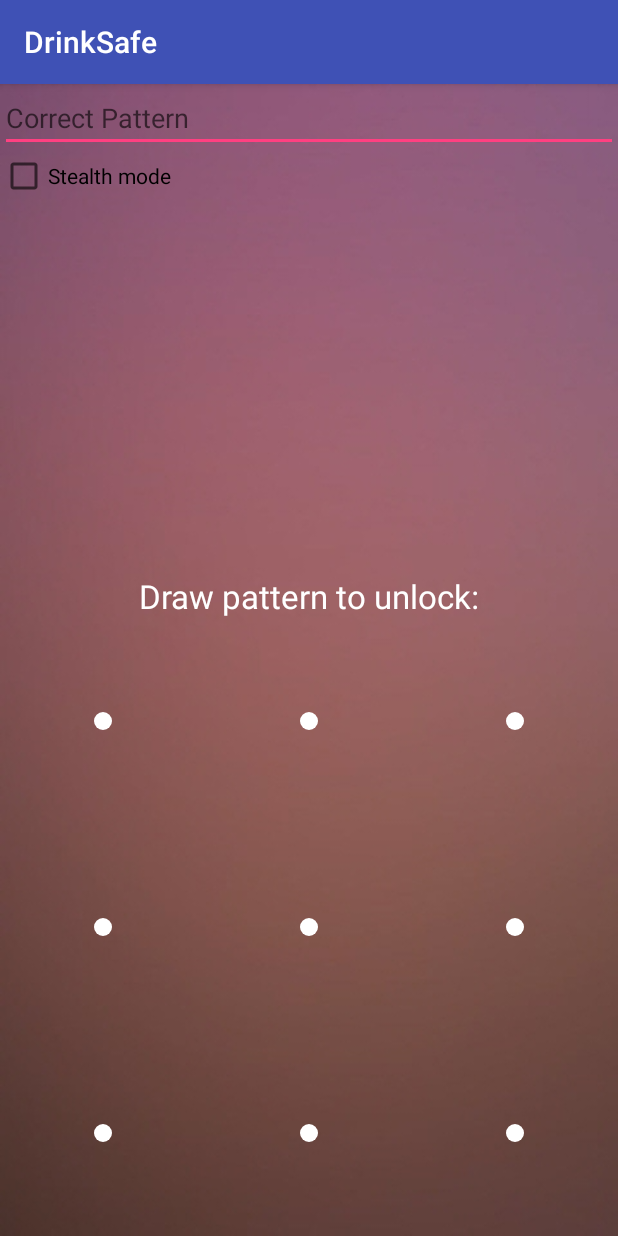
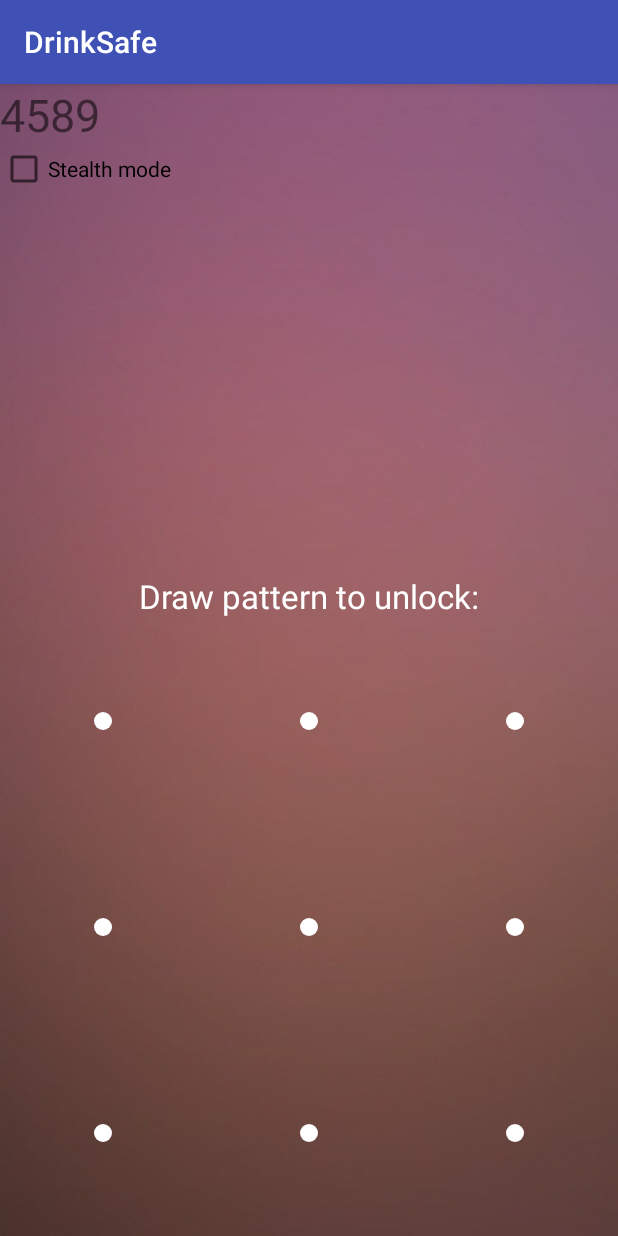
Before and after one commit to mongotae/DrinkSafe, an Android app: the Pattern screen opened directly, with no data from a screen before it, on a phone screen of 412 x 824 dp. Run offline under Robolectric (Android 15) with nearby library versions, the phone set to English and light mode, and no system bars.

Commit message:
Pattern debug

```diff
--- a/app/src/main/java/com/example/drinksafe/Pattern.java
+++ b/app/src/main/java/com/example/drinksafe/Pattern.java
@@ -8,6 +8,7 @@ import android.util.Log;
 import android.widget.CheckBox;
 import android.widget.CompoundButton;
 import android.widget.EditText;
+import android.widget.TextView;
 
 import com.amnix.materiallockview.MaterialLockView;
 
@@ -16,27 +17,25 @@ import java.util.List;
 public class Pattern extends AppCompatActivity {
     private String CorrectPattern = "123";
     private MaterialLockView materialLockView;
+    private String[] key = {"1234", "4567", "123", "4589", "4753"};
+    private int ran;
 
     @Override
     protected void onCreate(Bundle savedInstanceState) {
         super.onCreate(savedInstanceState);
         setContentView(R.layout.pattern);
         materialLockView = (MaterialLockView) findViewById(R.id.pattern);
-
+        ran = randomRange(0,key.length-1);
         materialLockView.setOnPatternListener(new MaterialLockView.OnPatternListener() {
             @Override
             public void onPatternDetected(List<MaterialLockView.Cell> pattern, String SimplePattern) {
                 Log.e("SimplePattern", SimplePattern);
                 if (!SimplePattern.equals(CorrectPattern)) {
-
                     materialLockView.setDisplayMode(MaterialLockView.DisplayMode.Wrong);
                     materialLockView.clearPattern();
-
                 } else {
-
                     materialLockView.setDisplayMode(MaterialLockView.DisplayMode.Correct);
                     finish();
-
                 }
                 super.onPatternDetected(pattern, SimplePattern);
             }
@@ -49,23 +48,24 @@ public class Pattern extends AppCompatActivity {
                 materialLockView.setInStealthMode(isChecked);
             }
         });
-
-        ((EditText) findViewById(R.id.correct_pattern_edittext)).addTextChangedListener(new TextWatcher() {
+        final TextView tv = (TextView) findViewById(R.id.correct_pattern_edittext);
+        tv.addTextChangedListener(new TextWatcher() {
             @Override
             public void beforeTextChanged(CharSequence s, int start, int count, int after) {
-
             }
 
             @Override
             public void onTextChanged(CharSequence s, int start, int before, int count) {
-                CorrectPattern = "" + s;
+                CorrectPattern = tv.getText().toString();
             }
-
             @Override
             public void afterTextChanged(Editable s) {
-
             }
         });
+        tv.setText(key[ran]);
+    }
+    public static int randomRange(int n1, int n2) {
+        return (int) (Math.random() * (n2 - n1 + 1)) + n1;
     }
 
 }
--- a/app/src/main/java/com/example/drinksafe/Voice.java
+++ b/app/src/main/java/com/example/drinksafe/Voice.java
@@ -8,6 +8,7 @@ import android.speech.RecognizerIntent;
 import android.support.v7.app.AlertDialog;
 import android.view.View;
 import android.widget.Button;
+import android.widget.Toast;
 
 import java.util.ArrayList;
 
@@ -32,18 +33,17 @@ public class Voice extends Activity{
                 startActivityForResult(i, RESULT_SPEECH);
             }
         });
-
     }
     protected void onActivityResult(int requestCode, int resultCode, Intent data) {
         super.onActivityResult(requestCode, resultCode, data);
-
+        try{
         switch (requestCode) {
             case RESULT_SPEECH: {
                 ArrayList<String> text = data.getStringArrayListExtra(RecognizerIntent.EXTRA_RESULTS);
                 if (text.get(0).equals("drink a lot") || text.get(0).equals("나 안 취했어")) {
                     AlertDialog.Builder builder = new AlertDialog.Builder(this);
                     builder.setTitle("Result")
-                            .setMessage("Voice Recognition Success(Result is "+text.get(0)+")")
+                            .setMessage("Voice Recognition Success(Result is " + text.get(0) + ")")
                             .setPositiveButton(android.R.string.yes, new DialogInterface.OnClickListener() {
                                 public void onClick(DialogInterface dialog, int which) {
                                     Intent i = new Intent(Voice.this, Pattern.class);
@@ -60,11 +60,10 @@ public class Voice extends Activity{
                             })
                             .setIcon(android.R.drawable.ic_dialog_alert)
                             .show();
-                }
-                else {
+                } else {
                     AlertDialog.Builder builder = new AlertDialog.Builder(this);
                     builder.setTitle("Result")
-                            .setMessage("Voice Recognition Fail(Result is "+text.get(0)+")")
+                            .setMessage("Voice Recognition Fail(Result is " + text.get(0) + ")")
                             .setPositiveButton(android.R.string.yes, new DialogInterface.OnClickListener() {
                                 public void onClick(DialogInterface dialog, int which) {
                                     finish();
@@ -82,5 +81,9 @@ public class Voice extends Activity{
             }
 
         }
+        }catch (NullPointerException e){
+            Toast.makeText(this, "Do not disturb recognition. Retry!", Toast.LENGTH_SHORT).show();
+            finish();
+        }
     }
 }
--- a/app/src/main/res/layout/pattern.xml
+++ b/app/src/main/res/layout/pattern.xml
@@ -11,11 +11,12 @@
     <!--android:paddingRight="@dimen/activity_horizontal_margin"-->
     <!--android:paddingTop="@dimen/activity_vertical_margin"-->
 
-    <EditText
+    <TextView
         android:id="@+id/correct_pattern_edittext"
         android:layout_width="match_parent"
         android:layout_height="wrap_content"
         android:hint="Correct Pattern"
+        android:textSize="30dp"
         android:inputType="number" />
 
     <CheckBox
```
